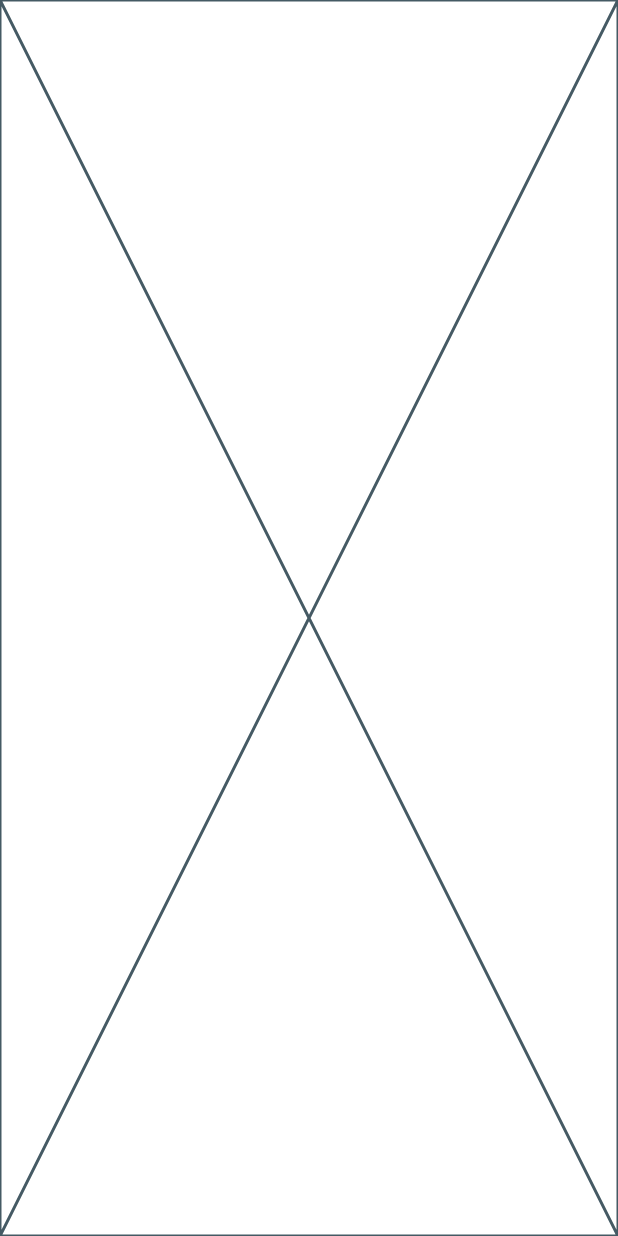
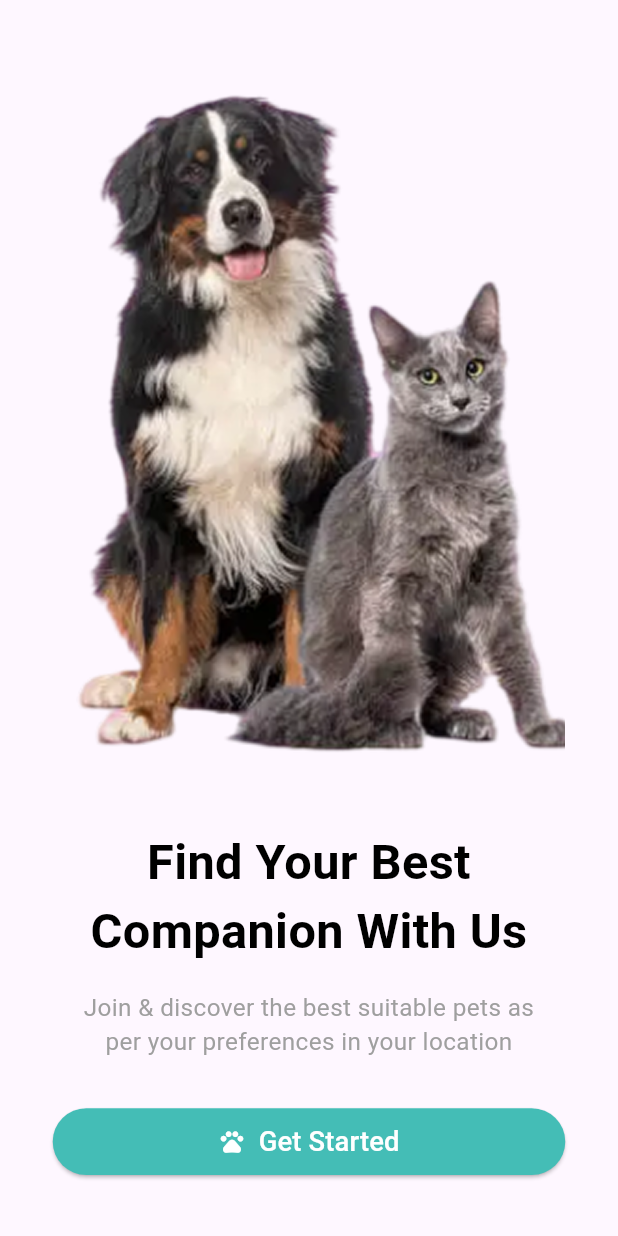
Before and after one commit to Bahnooos/pet-finder-app, a Flutter app: the screen it shows after launch, on a phone screen of 412 x 824 dp. Run offline on Flutter 3.47's test engine with Material 3 defaults, Android fonts, the phone set to English and light mode, and no system bars; our stand-ins replace dio, flutter_screenutil, freezed_annotation, pretty_dio_logger, retrofit; generated files the repository leaves out were written again.

Commit message:
Add splash screen assets and implement onboarding screen
- Added new images for splash screen: pet.png and splash.png.
- Added SVG icon for splash screen: splash_icon.svg.
- Updated flutter_native_splash.yaml to include new splash screen assets.
- Implemented HomeScreen and added routing for home screen.
- Created app_colors.dart and app_text_styles.dart for consistent theming.
- Added font_weight_helper.dart for font weight management.
- Enhanced OnboardingScreen with images, text, and navigation to HomeScreen.
- Updated pubspec.yaml to include new asset directories.

```diff
--- a/flutter_native_splash.yaml
+++ b/flutter_native_splash.yaml
@@ -1,6 +1,9 @@
 flutter_native_splash:
 
   color: "#ffffff"
-
+  image: assets/images/splash.png
 
   android_12:
+
+    color: "#ffffff"
+    image: assets/svgs/splash_icon.png
--- a/lib/core/routing/app_router.dart
+++ b/lib/core/routing/app_router.dart
@@ -1,4 +1,5 @@
 import 'package:flutter/material.dart';
+import 'package:pet_finder_app/features/home/presentation/home_screen.dart';
 import 'package:pet_finder_app/features/onboarding/presentation/onboarding_screen.dart';
 
 import 'routes.dart';
@@ -8,6 +9,8 @@ class AppRouter {
     switch (settings.name) {
       case Routes.onbordingScreen:
         return MaterialPageRoute(builder: (_) => const OnboardingScreen());
+      case Routes.homeScreen:
+        return MaterialPageRoute(builder: (_) => const HomeScreen());
 
       default:
         return null;
--- /dev/null
+++ b/lib/core/theme/app_colors.dart
@@ -0,0 +1,9 @@
+import 'package:flutter/material.dart';
+
+class AppColors {
+  static const Color lightGray = Color(0xff9F9F9F);
+  static const Color darkGray = Color(0xff646464);
+  static const Color white = Colors.white;
+  static const Color black = Colors.black;
+  static const Color buttonBackGround = Color(0xff44BDB6);
+}
--- /dev/null
+++ b/lib/core/theme/app_text_styles.dart
@@ -0,0 +1,28 @@
+import 'package:flutter/material.dart';
+import 'package:flutter_screenutil/flutter_screenutil.dart';
+import 'package:pet_finder_app/core/theme/app_colors.dart';
+
+import 'font_weight_helper.dart';
+
+class AppTextStyles {
+  static TextStyle font32BlackBold = TextStyle(
+    fontSize: 32.sp,
+    fontWeight: FontWeightHelper.bold,
+    color: AppColors.black,
+  );
+  static TextStyle font16LightGrayRegular = TextStyle(
+    fontSize: 16.sp,
+    fontWeight: FontWeightHelper.regular,
+    color: AppColors.lightGray,
+  );
+  static TextStyle font14DarkGrayGrayRegular = TextStyle(
+    fontSize: 14.sp,
+    fontWeight: FontWeightHelper.regular,
+    color: AppColors.darkGray,
+  );
+  static TextStyle font18WhiteMedium = TextStyle(
+    fontSize: 18.sp,
+    fontWeight: FontWeightHelper.medium,
+    color: AppColors.white,
+  );
+}
--- /dev/null
+++ b/lib/core/theme/font_weight_helper.dart
@@ -0,0 +1,12 @@
+import 'package:flutter/material.dart';
+
+class FontWeightHelper {
+  static const FontWeight thin = FontWeight.w100;
+  static const FontWeight extraLight = FontWeight.w200;
+  static const FontWeight light = FontWeight.w300;
+  static const FontWeight regular = FontWeight.w400;
+  static const FontWeight medium = FontWeight.w500;
+  static const FontWeight semiBold = FontWeight.w600;
+  static const FontWeight bold = FontWeight.w700;
+  static const FontWeight extraBold = FontWeight.w800;
+}
--- a/lib/features/home/presentation/home_screen.dart
+++ b/lib/features/home/presentation/home_screen.dart
@@ -0,0 +1,10 @@
+import 'package:flutter/material.dart';
+
+class HomeScreen extends StatelessWidget {
+  const HomeScreen({super.key});
+
+  @override
+  Widget build(BuildContext context) {
+    return const Placeholder();
+  }
+}
--- a/lib/features/onboarding/presentation/onboarding_screen.dart
+++ b/lib/features/onboarding/presentation/onboarding_screen.dart
@@ -1,10 +1,77 @@
 import 'package:flutter/material.dart';
+import 'package:flutter_screenutil/flutter_screenutil.dart';
+import 'package:pet_finder_app/core/helpers/extensions.dart';
+import 'package:pet_finder_app/core/helpers/spacing.dart';
+import 'package:pet_finder_app/core/routing/routes.dart';
+import 'package:pet_finder_app/core/theme/app_colors.dart';
+import 'package:pet_finder_app/core/theme/app_text_styles.dart';
 
 class OnboardingScreen extends StatelessWidget {
   const OnboardingScreen({super.key});
 
   @override
   Widget build(BuildContext context) {
-    return const Placeholder();
+    return Scaffold(
+      body: SafeArea(
+        child: Padding(
+          padding: EdgeInsets.symmetric(horizontal: 32.w),
+          child: Column(
+            children: [
+              const Expanded(
+                flex: 2,
+                child: Image(
+                  image: AssetImage('assets/images/pet.png'),
+                  fit: BoxFit.cover,
+                ),
+              ),
+              verticalSpace(32),
+              Text(
+                'Find Your Best\nCompanion With Us',
+                style: AppTextStyles.font32BlackBold,
+                textAlign: TextAlign.center,
+              ),
+              verticalSpace(16),
+              Text(
+                'Join & discover the best suitable pets as\nper your preferences in your location',
+                style: AppTextStyles.font16LightGrayRegular,
+                textAlign: TextAlign.center,
+              ),
+              verticalSpace(32),
+              SizedBox(
+                width: double.infinity,
+                height: 44.h,
+                child: ElevatedButton(
+                  onPressed: () {
+                    context.pushReplacementNamed(Routes.homeScreen);
+                  },
+                  style: ElevatedButton.styleFrom(
+                    backgroundColor: AppColors.buttonBackGround,
+                    shape: RoundedRectangleBorder(
+                      borderRadius: BorderRadius.circular(26),
+                    ),
+                  ),
+                  child: Row(
+                    mainAxisAlignment: MainAxisAlignment.center,
+                    children: [
+                      const Icon(Icons.pets, color: Colors.white),
+                      horizontalSpace(8),
+                      Text(
+                        'Get Started',
+                        style: TextStyle(
+                          fontSize: 18.sp,
+                          color: Colors.white,
+                          fontWeight: FontWeight.w500,
+                        ),
+                      ),
+                    ],
+                  ),
+                ),
+              ),
+              verticalSpace(40),
+            ],
+          ),
+        ),
+      ),
+    );
   }
 }
--- a/lib/main.dart
+++ b/lib/main.dart
@@ -4,6 +4,5 @@ import 'package:pet_finder_app/pet_finder_app.dart';
 import 'core/routing/app_router.dart';
 
 void main() {
-
-  runApp( PetFinderApp(appRouter: AppRouter(),));
+  runApp(PetFinderApp(appRouter: AppRouter()));
 }
--- a/pubspec.yaml
+++ b/pubspec.yaml
@@ -78,6 +78,7 @@ flutter:
   # To add assets to your application, add an assets section, like this:
   assets:
     - assets/images/
+    - assets/svgs/
   #   - images/a_dot_ham.jpeg
 
   # An image asset can refer to one or more resolution-specific "variants", see
```
Also changed, not shown: assets/images/pet.png (added), assets/images/splash.png (added), assets/svgs/splash_icon.svg (added).
